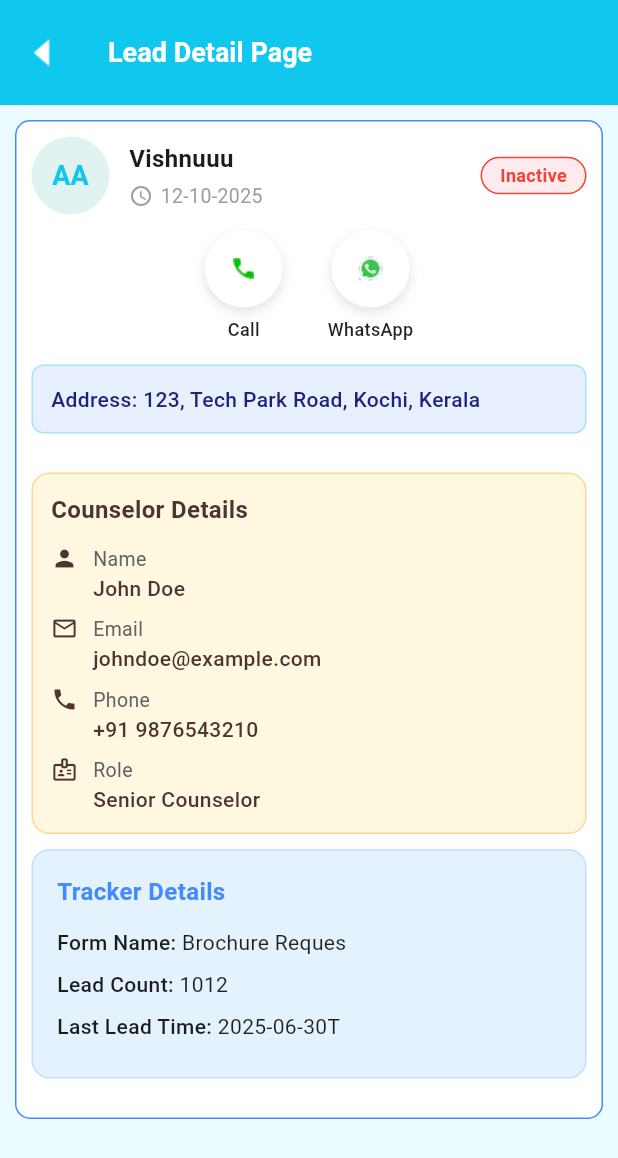
After one commit to mohamed-sajidh/LeadManager, a Flutter app: the LeadDetailPage screen opened by its route, on a phone screen of 412 x 824 dp. The commit adds this screen. Shown: the top 1158 px of the screen. Run offline on Flutter 3.47's test engine with Material 3 defaults, Android fonts, the light colour scheme and no system bars; our stand-ins replace dio, flash, flutter_dotenv, flutter_secure_storage, font_awesome_flutter, infinite_scroll_pagination and 2 more; accounts and stored records are empty.

Commit message:
lead details ui completed

```diff
--- a/lib/core/utils/app_assets.dart
+++ b/lib/core/utils/app_assets.dart
@@ -4,4 +4,6 @@ class AppAssets {
   static const String backIcon = "assets/arrow_back_icon.png";
   static const String profilePic = "assets/profile_pic.png";
   static const String logo = "assets/logo.png";
+  static const String whatsappIcon = "assets/whatsapp_icon.png";
+  static const String callIcon = "assets/call_icon.png";
 }
--- a/lib/core/utils/app_colors.dart
+++ b/lib/core/utils/app_colors.dart
@@ -10,4 +10,9 @@ class AppColors {
   static const purple = Colors.purple;
   static const green = Colors.green;
   static const red = Colors.red;
+  static const leadIconColor = 0xFFe0f2f1;
+  static const softBlue = 0xFFE8F0FE;
+  static const deepIndogo = 0xFF1A237E;
+  static const deepBrown = 0xFF4E342E;
+  static const softCream = 0xFFFFF8E1;
 }
--- a/lib/models/lead_model.dart
+++ b/lib/models/lead_model.dart
@@ -11,6 +11,7 @@ class LeadModel {
   final String parentName;
   final String leadSource;
   final DateTime createdAt;
+  final String address;
   final LeadSourceDetails leadSourceDetails;
   final LeadStatusDetails leadStatusDetails;
   final CounselorDetails counselorDetails;
@@ -28,6 +29,7 @@ class LeadModel {
     required this.parentName,
     required this.leadSource,
     required this.createdAt,
+    required this.address,
     required this.leadSourceDetails,
     required this.leadStatusDetails,
     required this.counselorDetails,
@@ -49,6 +51,7 @@ class LeadModel {
       createdAt: json['created_at'] != null
           ? DateTime.parse(json['created_at'])
           : DateTime.now(),
+      address: json['address'] ?? '',
       leadSourceDetails: json['lead_source_details'] != null
           ? LeadSourceDetails.fromJson(json['lead_source_details'])
           : LeadSourceDetails.empty(),
@@ -75,6 +78,7 @@ class LeadModel {
       'parent_name': parentName,
       'lead_source': leadSource,
       'created_at': createdAt,
+      'address': address,
       'lead_source_details': leadSourceDetails.toJson(),
       'lead_status_details': leadStatusDetails.toJson(),
       'counselor_details': counselorDetails.toJson(),
--- a/lib/routes/app_routes.dart
+++ b/lib/routes/app_routes.dart
@@ -3,4 +3,5 @@ class AppRoutes {
   static const String login = '/login';
   static const String bottom = '/bottom';
   static const String editProfile = '/editProfile';
+  static const String leadDetail = '/leadDetail';
 }
--- a/lib/routes/route_generator.dart
+++ b/lib/routes/route_generator.dart
@@ -1,6 +1,7 @@
 import 'package:flutter/material.dart';
 import 'package:lead_manager/routes/app_routes.dart';
 import 'package:lead_manager/views/bottom_bar/bottom_bar.dart';
+import 'package:lead_manager/views/lead/lead_detail_page.dart';
 import 'package:lead_manager/views/login/login_screen.dart';
 import 'package:lead_manager/views/profile/widgets/edit_profile.dart';
 import 'package:lead_manager/views/splash_screen.dart';
@@ -16,6 +17,8 @@ class RouteGenerator {
         return MaterialPageRoute(builder: (_) => const BottomBar());
       case AppRoutes.editProfile:
         return MaterialPageRoute(builder: (_) => const EditProfile());
+      case AppRoutes.leadDetail:
+        return MaterialPageRoute(builder: (_) => const LeadDetailPage());
 
       default:
         return MaterialPageRoute(
--- /dev/null
+++ b/lib/views/lead/lead_detail_page.dart
@@ -0,0 +1,242 @@
+import 'package:flutter/material.dart';
+import 'package:font_awesome_flutter/font_awesome_flutter.dart';
+import 'package:intl/intl.dart';
+import 'package:lead_manager/core/utils/app_assets.dart';
+import 'package:lead_manager/core/utils/app_colors.dart';
+import 'package:lead_manager/views/lead/widgets/build_widgets.dart';
+
+class LeadDetailPage extends StatefulWidget {
+  const LeadDetailPage({super.key});
+
+  @override
+  State<LeadDetailPage> createState() => _LeadDetailPageState();
+}
+
+class _LeadDetailPageState extends State<LeadDetailPage> {
+  @override
+  Widget build(BuildContext context) {
+    return Scaffold(
+      backgroundColor: AppColors.secondaryColor,
+      appBar: AppBar(
+        automaticallyImplyLeading: false,
+        toolbarHeight: 70,
+        title: const Text(
+          "Lead Detail Page",
+          style: TextStyle(
+            color: AppColors.white,
+            fontSize: 18,
+            fontWeight: FontWeight.w600,
+          ),
+        ),
+        leading: GestureDetector(
+          onTap: () {
+            Navigator.pop(context);
+          },
+          child: Image.asset(AppAssets.backIcon),
+        ),
+        backgroundColor: AppColors.primaryColor,
+      ),
+      body: SingleChildScrollView(
+        child: Padding(
+          padding: const EdgeInsets.symmetric(horizontal: 10, vertical: 10),
+          child: Container(
+            width: double.infinity,
+            decoration: BoxDecoration(
+              color: AppColors.white,
+              borderRadius: BorderRadius.circular(10),
+              border: Border.all(color: Colors.blueAccent),
+            ),
+            child: Padding(
+              padding: const EdgeInsets.symmetric(horizontal: 10, vertical: 10),
+              child: Column(
+                children: [
+                  Row(
+                    children: [
+                      const CircleAvatar(
+                        radius: 26,
+                        backgroundColor: const Color(AppColors.leadIconColor),
+                        child: Text(
+                          "AA",
+                          style: const TextStyle(
+                            color: AppColors.primaryColor,
+                            fontWeight: FontWeight.bold,
+                            fontSize: 18,
+                          ),
+                        ),
+                      ),
+                      const SizedBox(width: 13),
+                      const Expanded(
+                        child: Column(
+                          crossAxisAlignment: CrossAxisAlignment.start,
+                          children: [
+                            const Text(
+                              "Vishnuuu",
+                              style: const TextStyle(
+                                fontSize: 16,
+                                fontWeight: FontWeight.w600,
+                              ),
+                            ),
+                            const SizedBox(height: 4),
+                            Row(
+                              children: [
+                                const Icon(Icons.access_time_rounded,
+                                    size: 16, color: AppColors.grey),
+                                const SizedBox(width: 5),
+                                Text(
+                                  "12-10-2025",
+                                  style: const TextStyle(
+                                    fontSize: 13,
+                                    color: AppColors.grey,
+                                  ),
+                                ),
+                              ],
+                            ),
+                          ],
+                        ),
+                      ),
+                      buildStatusChip(false),
+                    ],
+                  ),
+                  const SizedBox(height: 10),
+                  Row(
+                    mainAxisAlignment: MainAxisAlignment.center,
+                    children: [
+                      iconWithLabel(
+                        imagePath: AppAssets.callIcon,
+                        label: "Call",
+                        onTap: () {
+                          print("Clicked Call");
+                        },
+                      ),
+                      const SizedBox(width: 30),
+                      iconWithLabel(
+                        imagePath: AppAssets.whatsappIcon,
+                        label: "WhatsApp",
+                        onTap: () {
+                          print("Clicked WhatsApp");
+                        },
+                      ),
+                    ],
+                  ),
+                  const SizedBox(height: 15),
+                  Container(
+                    width: double.infinity,
+                    padding: const EdgeInsets.all(12),
+                    decoration: BoxDecoration(
+                      color: const Color(AppColors.softBlue),
+                      borderRadius: BorderRadius.circular(8),
+                      border: Border.all(
+                        color: AppColors.primaryColor.withOpacity(0.3),
+                      ),
+                    ),
+                    child: const Text(
+                      "Address: 123, Tech Park Road, Kochi, Kerala",
+                      style: TextStyle(
+                        fontSize: 14,
+                        fontWeight: FontWeight.w500,
+                        color: Color(AppColors.deepIndogo),
+                      ),
+                    ),
+                  ),
+                  const SizedBox(height: 10),
+                  Container(
+                    width: double.infinity,
+                    margin: const EdgeInsets.only(top: 16),
+                    padding: const EdgeInsets.all(12),
+                    decoration: BoxDecoration(
+                      color: const Color(AppColors.softCream),
+                      borderRadius: BorderRadius.circular(12),
+                      border: Border.all(
+                        color: const Color(0xFFFFB74D)
+                            .withOpacity(0.5), // golden brown
+                      ),
+                    ),
+                    child: Column(
+                      crossAxisAlignment: CrossAxisAlignment.start,
+                      children: [
+                        const Text(
+                          "Counselor Details",
+                          style: TextStyle(
+                            fontSize: 16,
+                            fontWeight: FontWeight.w600,
+                            color: Color(AppColors.deepBrown),
+                          ),
+                        ),
+                        const SizedBox(height: 12),
+                        infoRow(
+                          icon: Icons.person,
+                          label: "Name",
+                          value: "John Doe",
+                          iconColor: const Color(AppColors.deepBrown),
+                        ),
+                        const SizedBox(height: 8),
+                        infoRow(
+                          icon: Icons.email_outlined,
+                          label: "Email",
+                          value: "johndoe@example.com",
+                          iconColor: const Color(AppColors.deepBrown),
+                        ),
+                        const SizedBox(height: 8),
+                        infoRow(
+                          icon: Icons.phone,
+                          label: "Phone",
+                          value: "+91 9876543210",
+                          iconColor: const Color(AppColors.deepBrown),
+                        ),
+                        const SizedBox(height: 8),
+                        infoRow(
+                          icon: Icons.badge_outlined,
+                          label: "Role",
+                          value: "Senior Counselor",
+                          iconColor: const Color(AppColors.deepBrown),
+                        ),
+                      ],
+                    ),
+                  ),
+                  const SizedBox(height: 10),
+                  Container(
+                    padding: const EdgeInsets.all(16),
+                    margin: const EdgeInsets.only(bottom: 16),
+                    decoration: BoxDecoration(
+                      color: const Color(0xFFE3F2FD), // light blue
+                      borderRadius: BorderRadius.circular(12),
+                      border:
+                          Border.all(color: Colors.blueAccent.withOpacity(0.2)),
+                    ),
+                    child: Column(
+                      crossAxisAlignment: CrossAxisAlignment.start,
+                      children: [
+                        const Text(
+                          "Tracker Details",
+                          style: TextStyle(
+                            fontSize: 16,
+                            fontWeight: FontWeight.w600,
+                            color: Colors.blueAccent,
+                          ),
+                        ),
+                        const SizedBox(height: 12),
+                        trackerInfoRow(
+                            label: "Form Name", value: "Brochure Reques"),
+                        trackerInfoRow(label: "Lead Count", value: "1012"),
+                        // trackerInfoRow(
+                        //   label: "Last Lead Time",
+                        //   value: DateFormat('MMMM dd, yyyy – h:mm a')
+                        //       .format(tracker.lastLeadTime),
+                        // ),
+
+                        trackerInfoRow(
+                          label: "Last Lead Time",
+                          value: "2025-06-30T",
+                        ),
+                      ],
+                    ),
+                  ),
+                ],
+              ),
+            ),
+          ),
+        ),
+      ),
+    );
+  }
+}
--- /dev/null
+++ b/lib/views/lead/widgets/build_widgets.dart
@@ -0,0 +1,220 @@
+import 'package:flutter/material.dart';
+import 'package:lead_manager/core/utils/app_assets.dart';
+import 'package:lead_manager/core/utils/app_colors.dart';
+
+Widget buildStatusChip(bool isActive) {
+  return Container(
+    padding: const EdgeInsets.symmetric(horizontal: 12, vertical: 3),
+    decoration: BoxDecoration(
+      color: isActive ? AppColors.green.shade50 : AppColors.red.shade50,
+      borderRadius: BorderRadius.circular(20),
+      border: Border.all(
+        color: isActive ? AppColors.green : AppColors.red,
+      ),
+    ),
+    child: Text(
+      isActive ? "Active" : "Inactive",
+      style: TextStyle(
+        color: isActive ? AppColors.green : AppColors.red,
+        fontWeight: FontWeight.w600,
+        fontSize: 12,
+      ),
+    ),
+  );
+}
+
+Widget infoRow({
+  required IconData icon,
+  required String label,
+  required String value,
+  Color iconColor = AppColors.black,
+}) {
+  return Row(
+    crossAxisAlignment: CrossAxisAlignment.start,
+    children: [
+      Icon(icon, size: 18, color: iconColor),
+      const SizedBox(width: 10),
+      Expanded(
+        child: Column(
+          crossAxisAlignment: CrossAxisAlignment.start,
+          children: [
+            Text(
+              label,
+              style: TextStyle(fontSize: 13, color: AppColors.grey[700]),
+            ),
+            Text(
+              value,
+              style: const TextStyle(
+                fontWeight: FontWeight.w500,
+                fontSize: 14,
+                color: Color(AppColors.deepBrown), // deep brown
+              ),
+            ),
+          ],
+        ),
+      ),
+    ],
+  );
+}
+
+Widget trackerInfoRow({required String label, required String value}) {
+  return Padding(
+    padding: const EdgeInsets.only(bottom: 8),
+    child: Row(
+      children: [
+        Text(
+          "$label: ",
+          style: const TextStyle(fontWeight: FontWeight.w500),
+        ),
+        Expanded(
+          child: Text(
+            value,
+            style: const TextStyle(color: Colors.black87),
+          ),
+        ),
+      ],
+    ),
+  );
+}
+
+Widget iconWithLabel({
+  required String imagePath,
+  required String label,
+  required VoidCallback onTap,
+}) {
+  return Column(
+    children: [
+      GestureDetector(
+        onTap: onTap,
+        child: Container(
+          padding: const EdgeInsets.all(12),
+          decoration: BoxDecoration(
+            color: Colors.white,
+            shape: BoxShape.circle,
+            boxShadow: [
+              BoxShadow(
+                color: Colors.grey.withOpacity(0.3),
+                blurRadius: 6,
+                offset: const Offset(0, 3),
+              ),
+            ],
+          ),
+          child: Image.asset(
+            imagePath,
+            width: 28,
+            height: 28,
+          ),
+        ),
+      ),
+      const SizedBox(height: 6),
+      Text(
+        label,
+        style: const TextStyle(
+          fontSize: 12,
+          fontWeight: FontWeight.w500,
+          color: Colors.black87,
+        ),
+      ),
+    ],
+  );
+}
+
+
+
+
+// iconWithLabel(
+//                             imagePath: AppAssets.callIcon,
+//                             label: "Call",
+//                             onTap: () {
+//                               print("Clicked Call");
+//                             },
+//                           ),
+//                           const SizedBox(height: 6),
+//                           iconWithLabel(
+//                             imagePath: AppAssets.whatsappIcon,
+//                             label: "WhatsApp",
+//                             onTap: () {
+//                               print("Clicked WhatsApp");
+//                             },
+//                           ),
+
+
+
+// councelors details
+
+// Container(
+//                     padding: const EdgeInsets.all(16),
+//                     decoration: BoxDecoration(
+//                       color: const Color(0xFFF1F8E9), // light greenish-white
+//                       borderRadius: BorderRadius.circular(12),
+//                       border: Border.all(color: Colors.green.withOpacity(0.2)),
+//                     ),
+//                     child: Column(
+//                       crossAxisAlignment: CrossAxisAlignment.start,
+//                       children: [
+//                         const Text(
+//                           "Counselors",
+//                           style: TextStyle(
+//                             fontSize: 16,
+//                             fontWeight: FontWeight.w600,
+//                             color: Colors.green,
+//                           ),
+//                         ),
+//                         const SizedBox(height: 12),
+//                         ListView.separated(
+//                           shrinkWrap: true,
+//                           physics: const NeverScrollableScrollPhysics(),
+//                           itemCount: counselors.length,
+//                           separatorBuilder: (_, __) =>
+//                               const SizedBox(height: 12),
+//                           itemBuilder: (context, index) {
+//                             final counselor = counselors[index];
+//                             return Row(
+//                               children: [
+//                                 CircleAvatar(
+//                                   radius: 24,
+//                                   backgroundImage: counselor.profilePic != null
+//                                       ? NetworkImage(counselor.profilePic!)
+//                                       : const AssetImage(
+//                                               AppAssets.defaultProfile)
+//                                           as ImageProvider,
+//                                   backgroundColor: Colors.grey[200],
+//                                 ),
+//                                 const SizedBox(width: 12),
+//                                 Expanded(
+//                                   child: Column(
+//                                     crossAxisAlignment:
+//                                         CrossAxisAlignment.start,
+//                                     children: [
+//                                       Text(counselor.fullName,
+//                                           style: const TextStyle(
+//                                             fontWeight: FontWeight.w600,
+//                                             fontSize: 15,
+//                                           )),
+//                                       const SizedBox(height: 2),
+//                                       Text(counselor.email,
+//                                           style: const TextStyle(
+//                                             color: Colors.black54,
+//                                             fontSize: 13,
+//                                           )),
+//                                       Text(counselor.phone,
+//                                           style: const TextStyle(
+//                                             color: Colors.black54,
+//                                             fontSize: 13,
+//                                           )),
+//                                       Text(
+//                                           "Role: ${counselor.roleDetails.label}",
+//                                           style: const TextStyle(
+//                                             fontSize: 13,
+//                                             color: Colors.black87,
+//                                           )),
+//                                     ],
+//                                   ),
+//                                 ),
+//                               ],
+//                             );
+//                           },
+//                         ),
+//                       ],
+//                     ),
+//                   ),
--- a/lib/views/lead/widgets/single_lead_card.dart
+++ b/lib/views/lead/widgets/single_lead_card.dart
@@ -2,6 +2,7 @@ import 'package:flutter/material.dart';
 import 'package:intl/intl.dart';
 import 'package:lead_manager/core/utils/app_colors.dart';
 import 'package:lead_manager/models/lead_model.dart';
+import 'package:lead_manager/routes/app_routes.dart';
 
 class SingleLeadCard extends StatefulWidget {
   final LeadModel lead;
@@ -18,7 +19,7 @@ class _SingleLeadCardState extends State<SingleLeadCard> {
 
     return GestureDetector(
       onTap: () {
-        print("button tapped");
+        Navigator.pushNamed(context, AppRoutes.leadDetail);
       },
       child: Container(
         width: double.infinity,
@@ -44,7 +45,7 @@ class _SingleLeadCardState extends State<SingleLeadCard> {
               children: [
                 CircleAvatar(
                   radius: 26,
-                  backgroundColor: const Color(0xFFe0f2f1),
+                  backgroundColor: const Color(AppColors.leadIconColor),
                   child: Text(
                     initials,
                     style: const TextStyle(
@@ -70,14 +71,14 @@ class _SingleLeadCardState extends State<SingleLeadCard> {
                       Row(
                         children: [
                           const Icon(Icons.access_time_rounded,
-                              size: 16, color: Colors.grey),
+                              size: 16, color: AppColors.grey),
                           const SizedBox(width: 5),
                           Text(
                             DateFormat('MMMM d, y - h:mm a')
                                 .format(widget.lead.createdAt),
                             style: const TextStyle(
                               fontSize: 13,
-                              color: Colors.grey,
+                              color: AppColors.grey,
                             ),
                           ),
                         ],
--- a/pubspec.yaml
+++ b/pubspec.yaml
@@ -22,6 +22,7 @@ dependencies:
   package_info_plus: ^8.3.0
   infinite_scroll_pagination: ^5.1.0
   intl: ^0.20.2
+  font_awesome_flutter: ^10.8.0
 
 dev_dependencies:
   flutter_test:
```
Also changed, not shown: assets/call_icon.png (added), assets/whatsapp_icon.png (added), pubspec.lock.
